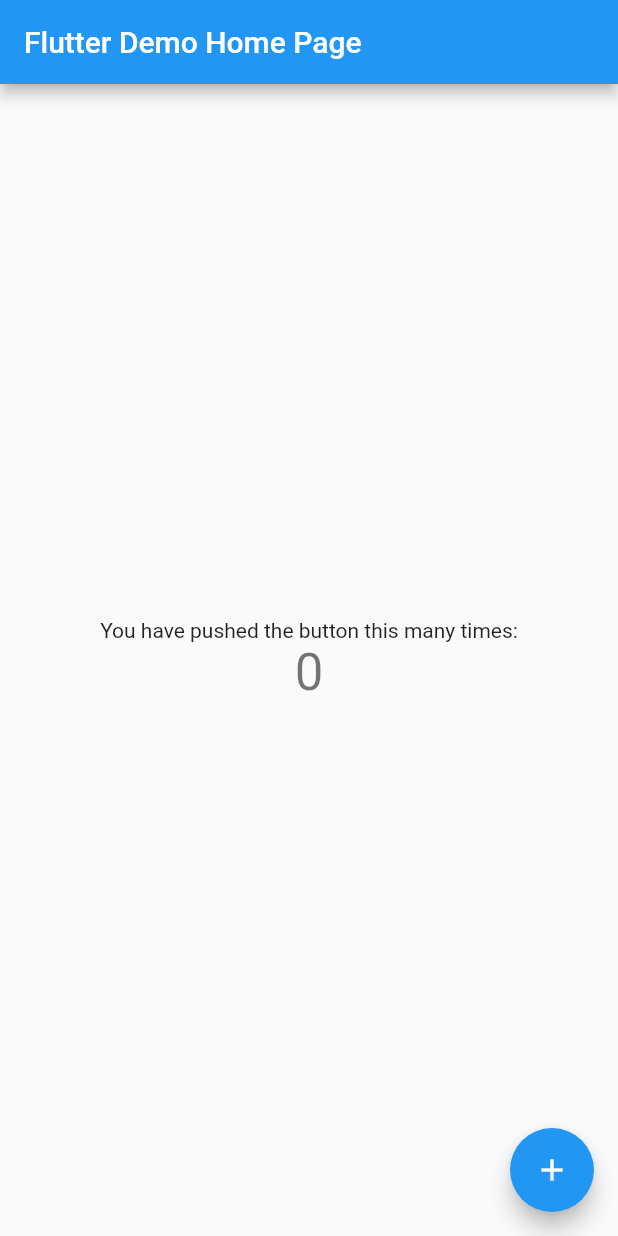
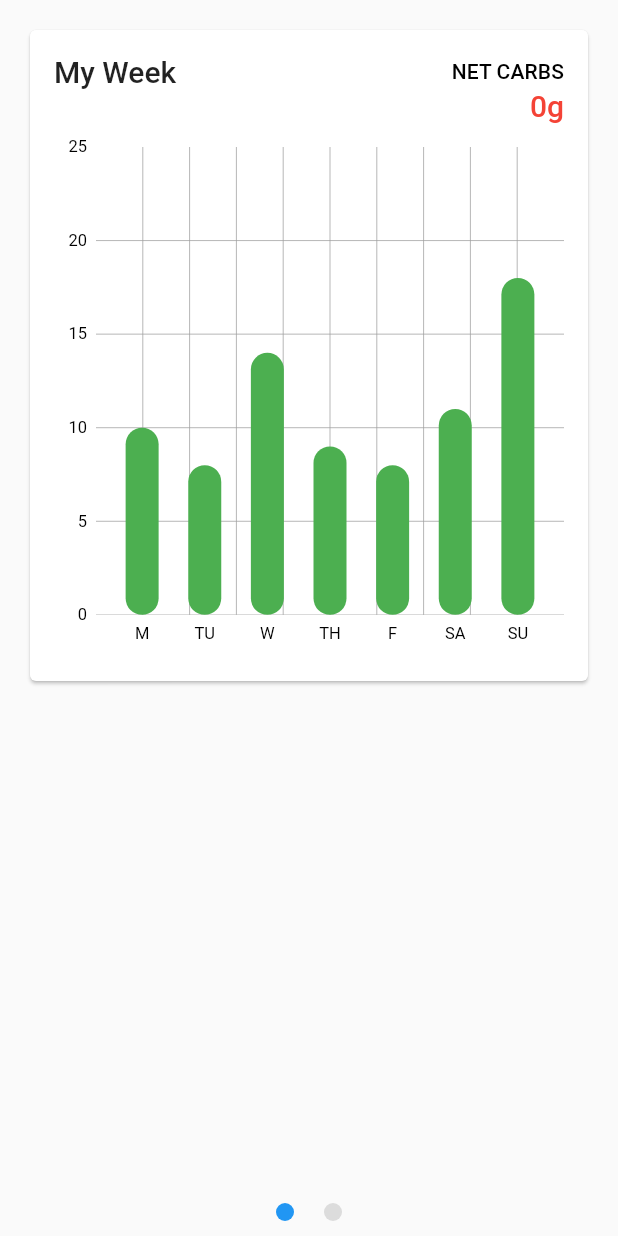
Before and after one commit to dewparin/carb_poc, a Flutter app: the screen it shows after launch, on a phone screen of 412 x 824 dp. Run offline on Flutter 3.47's test engine with Material 2 defaults, Android fonts, the phone set to English and light mode, and no system bars; drawn by our look-alikes of fl_chart, page_indicator.

Commit message:
Feature/carb prototype (#1)
* Add fl_chart dependency

* Set lock file

* Prepare file structure.

* Fix WidgetTest

* Finish bar chart.

* Implement Goal Pie Chart.

* Improve barchart layout

* Add padding to my goal

* Add PageView in HomePage to show all charts.

* Add page_indicator dependency

* Set page indicator.

* Finish small details.

```diff
--- /dev/null
+++ b/lib/carb_poc_app.dart
@@ -0,0 +1,15 @@
+import 'package:carb_poc/pages/home_page.dart';
+import 'package:flutter/material.dart';
+
+class CarbPocApp extends StatelessWidget {
+  @override
+  Widget build(BuildContext context) {
+    return MaterialApp(
+      title: 'Carb POC',
+      theme: ThemeData(
+        primarySwatch: Colors.blue,
+      ),
+      home: HomePage(),
+    );
+  }
+}
--- /dev/null
+++ b/lib/components/my_goals/my_goals_data.dart
@@ -0,0 +1,27 @@
+class MyGoalsData {
+  final int caloriesValue;
+  final int maxCaloriesValue;
+  final int maxCarbValue;
+  final int carbValue;
+  final int maxProteinValue;
+  final int proteinValue;
+  final int maxFatValue;
+  final int fatValue;
+
+  MyGoalsData({
+    required this.caloriesValue,
+    required this.maxCaloriesValue,
+    required this.maxCarbValue,
+    required this.carbValue,
+    required this.maxProteinValue,
+    required this.proteinValue,
+    required this.maxFatValue,
+    required this.fatValue,
+  });
+}
+
+extension MyGoalsDataExt on MyGoalsData {
+  int remainingCarb() => maxCarbValue - carbValue;
+  int remainingProtein() => maxProteinValue - proteinValue;
+  int remainingFat() => maxFatValue - fatValue;
+}
--- /dev/null
+++ b/lib/components/weekly_bar_chart.dart
@@ -0,0 +1,130 @@
+import 'package:carb_poc/constant.dart';
+import 'package:fl_chart/fl_chart.dart';
+import 'package:flutter/material.dart';
+
+const Color barBackgroundColor = const Color(0xff72d8bf);
+const weekDayLabel = ['M', 'TU', 'W', 'TH', 'F', 'SA', 'SU'];
+
+class WeeklyBarChart extends StatelessWidget {
+  final List<int> carbAmount;
+
+  const WeeklyBarChart({Key? key, required this.carbAmount}) : super(key: key);
+
+  @override
+  Widget build(BuildContext context) {
+    return Container(
+      padding: const EdgeInsets.all(
+        defaultPadding,
+      ),
+      child: Column(
+        crossAxisAlignment: CrossAxisAlignment.center,
+        children: [
+          _buildHeaderRow(context),
+          _buildTotalCarbLabel(context),
+          const SizedBox(height: defaultPadding),
+          _buildWeeklyBarChart(context),
+        ],
+      ),
+    );
+  }
+
+  Widget _buildHeaderRow(BuildContext context) {
+    return Row(
+      mainAxisAlignment: MainAxisAlignment.spaceBetween,
+      children: [
+        Text(
+          "My Week",
+          style: Theme.of(context).textTheme.headline6,
+        ),
+        Text(
+          "Net Carbs".toUpperCase(),
+          style: Theme.of(context).textTheme.subtitle2,
+        ),
+      ],
+    );
+  }
+
+  Widget _buildTotalCarbLabel(BuildContext context) {
+    return Align(
+      alignment: Alignment.centerRight,
+      child: Text(
+        "0g",
+        style: Theme.of(context)
+            .textTheme
+            .headline6!
+            .copyWith(color: Colors.red),
+      ),
+    );
+  }
+
+  Widget _buildWeeklyBarChart(BuildContext context) {
+    return AspectRatio(
+      aspectRatio: 1,
+      child: BarChart(
+        _makeBarChartData(),
+      ),
+    );
+  }
+
+  BarChartData _makeBarChartData() {
+    return BarChartData(
+      maxY: 25,
+      barGroups: _makeBarChartGroupData(),
+      titlesData: _makeTitlesData(),
+      borderData: _makeBorderData(),
+      gridData: _makeGridData(),
+    );
+  }
+
+  List<BarChartGroupData> _makeBarChartGroupData({
+    Color barColor = Colors.green,
+    double width = 22,
+  }) {
+    return carbAmount.asMap().entries.map((entry) {
+      return BarChartGroupData(
+        x: entry.key,
+        barRods: [
+          BarChartRodData(
+            y: entry.value.toDouble(),
+            colors: [barColor],
+            width: width,
+          )
+        ],
+        showingTooltipIndicators: [],
+      );
+    }).toList();
+  }
+
+  FlTitlesData _makeTitlesData() {
+    return FlTitlesData(
+      show: true,
+      bottomTitles: SideTitles(
+          showTitles: true,
+          getTitles: (double value) {
+            return weekDayLabel[value.toInt()];
+          }),
+      leftTitles: SideTitles(
+        showTitles: true,
+        interval: 5,
+      ),
+    );
+  }
+
+  FlBorderData _makeBorderData() {
+    return FlBorderData(
+      show: true,
+      border: const Border(
+        bottom: const BorderSide(
+          width: 0.1,
+        ),
+      ),
+    );
+  }
+
+  FlGridData _makeGridData() {
+    return FlGridData(
+      show: true,
+      horizontalInterval: 5,
+    );
+  }
+}
--- /dev/null
+++ b/lib/constant.dart
@@ -0,0 +1 @@
+const defaultPadding = 16.0;
--- a/lib/main.dart
+++ b/lib/main.dart
@@ -1,113 +1,6 @@
+import 'package:carb_poc/carb_poc_app.dart';
 import 'package:flutter/material.dart';
 
 void main() {
-  runApp(MyApp());
+  runApp(CarbPocApp());
 }
-
-class MyApp extends StatelessWidget {
-  // This widget is the root of your application.
-  @override
-  Widget build(BuildContext context) {
-    return MaterialApp(
-      title: 'Flutter Demo',
-      theme: ThemeData(
-        // This is the theme of your application.
-        //
-        // Try running your application with "flutter run". You'll see the
-        // application has a blue toolbar. Then, without quitting the app, try
-        // changing the primarySwatch below to Colors.green and then invoke
-        // "hot reload" (press "r" in the console where you ran "flutter run",
-        // or simply save your changes to "hot reload" in a Flutter IDE).
-        // Notice that the counter didn't reset back to zero; the application
-        // is not restarted.
-        primarySwatch: Colors.blue,
-      ),
-      home: MyHomePage(title: 'Flutter Demo Home Page'),
-    );
-  }
-}
-
-class MyHomePage extends StatefulWidget {
-  MyHomePage({Key? key, required this.title}) : super(key: key);
-
-  // This widget is the home page of your application. It is stateful, meaning
-  // that it has a State object (defined below) that contains fields that affect
-  // how it looks.
-
-  // This class is the configuration for the state. It holds the values (in this
-  // case the title) provided by the parent (in this case the App widget) and
-  // used by the build method of the State. Fields in a Widget subclass are
-  // always marked "final".
-
-  final String title;
-
-  @override
-  _MyHomePageState createState() => _MyHomePageState();
-}
-
-class _MyHomePageState extends State<MyHomePage> {
-  int _counter = 0;
-
-  void _incrementCounter() {
-    setState(() {
-      // This call to setState tells the Flutter framework that something has
-      // changed in this State, which causes it to rerun the build method below
-      // so that the display can reflect the updated values. If we changed
-      // _counter without calling setState(), then the build method would not be
-      // called again, and so nothing would appear to happen.
-      _counter++;
-    });
-  }
-
-  @override
-  Widget build(BuildContext context) {
-    // This method is rerun every time setState is called, for instance as done
-    // by the _incrementCounter method above.
-    //
-    // The Flutter framework has been optimized to make rerunning build methods
-    // fast, so that you can just rebuild anything that needs updating rather
-    // than having to individually change instances of widgets.
-    return Scaffold(
-      appBar: AppBar(
-        // Here we take the value from the MyHomePage object that was created by
-        // the App.build method, and use it to set our appbar title.
-        title: Text(widget.title),
-      ),
-      body: Center(
-        // Center is a layout widget. It takes a single child and positions it
-        // in the middle of the parent.
-        child: Column(
-          // Column is also a layout widget. It takes a list of children and
-          // arranges them vertically. By default, it sizes itself to fit its
-          // children horizontally, and tries to be as tall as its parent.
-          //
-          // Invoke "debug painting" (press "p" in the console, choose the
-          // "Toggle Debug Paint" action from the Flutter Inspector in Android
-          // Studio, or the "Toggle Debug Paint" command in Visual Studio Code)
-          // to see the wireframe for each widget.
-          //
-          // Column has various properties to control how it sizes itself and
-          // how it positions its children. Here we use mainAxisAlignment to
-          // center the children vertically; the main axis here is the vertical
-          // axis because Columns are vertical (the cross axis would be
-          // horizontal).
-          mainAxisAlignment: MainAxisAlignment.center,
-          children: <Widget>[
-            Text(
-              'You have pushed the button this many times:',
-            ),
-            Text(
-              '$_counter',
-              style: Theme.of(context).textTheme.headline4,
-            ),
-          ],
-        ),
-      ),
-      floatingActionButton: FloatingActionButton(
-        onPressed: _incrementCounter,
-        tooltip: 'Increment',
-        child: Icon(Icons.add),
-      ), // This trailing comma makes auto-formatting nicer for build methods.
-    );
-  }
-}
--- /dev/null
+++ b/lib/pages/home_page.dart
@@ -0,0 +1,68 @@
+import 'package:carb_poc/components/my_goals/my_goals.dart';
+import 'package:carb_poc/components/my_goals/my_goals_data.dart';
+import 'package:carb_poc/components/weekly_bar_chart.dart';
+import 'package:carb_poc/constant.dart';
+import 'package:flutter/material.dart';
+import 'package:page_indicator/page_indicator.dart';
+
+class HomePage extends StatelessWidget {
+
+  @override
+  Widget build(BuildContext context) {
+    return Scaffold(
+      body: SafeArea(
+        child: _buildPageView(),
+      ),
+    );
+  }
+
+  Widget _buildPageView() => PageIndicatorContainer(
+      child: PageView(
+        children: [
+          _buildMyWeekChart(),
+          _buildMyGoals(),
+        ],
+      ),
+      align: IndicatorAlign.bottom,
+      length: 2,
+      indicatorSpace: 20.0,
+      padding: const EdgeInsets.all(10),
+      indicatorColor: Colors.black12,
+      indicatorSelectorColor: Colors.blue,
+      shape: IndicatorShape.circle(size: 12));
+
+  Widget _buildMyWeekChart() => Container(
+        padding: EdgeInsets.all(defaultPadding),
+        child: Column(
+          children: [
+            Card(
+              child: WeeklyBarChart(
+                carbAmount: const [10, 8, 14, 9, 8, 11, 18],
+              ),
+            ),
+          ],
+        ),
+      );
+
+  Widget _buildMyGoals() {
+    final data = MyGoalsData(
+        caloriesValue: 429,
+        maxCaloriesValue: 2500,
+        maxCarbValue: 20,
+        carbValue: 9,
+        maxProteinValue: 123,
+        proteinValue: 90,
+        maxFatValue: 230,
+        fatValue: 140);
+    return Container(
+      padding: EdgeInsets.all(defaultPadding),
+      child: Column(
+        children: [
+          Card(
+            child: MyGoals(data: data),
+          ),
+        ],
+      ),
+    );
+  }
+}
--- a/pubspec.yaml
+++ b/pubspec.yaml
@@ -28,6 +28,9 @@ dependencies:
   # The following adds the Cupertino Icons font to your application.
   # Use with the CupertinoIcons class for iOS style icons.
   cupertino_icons: ^1.0.2
+
+  fl_chart: ^0.36.3
+  page_indicator: ^0.4.1
 
 dev_dependencies:
   flutter_test:
```
Also changed, not shown: lib/components/my_goals/my_goals.dart (added, +91 -0 lines), lib/components/my_goals/my_goals_pie_charts.dart (added, +88 -0 lines), pubspec.lock, 1 other file.
